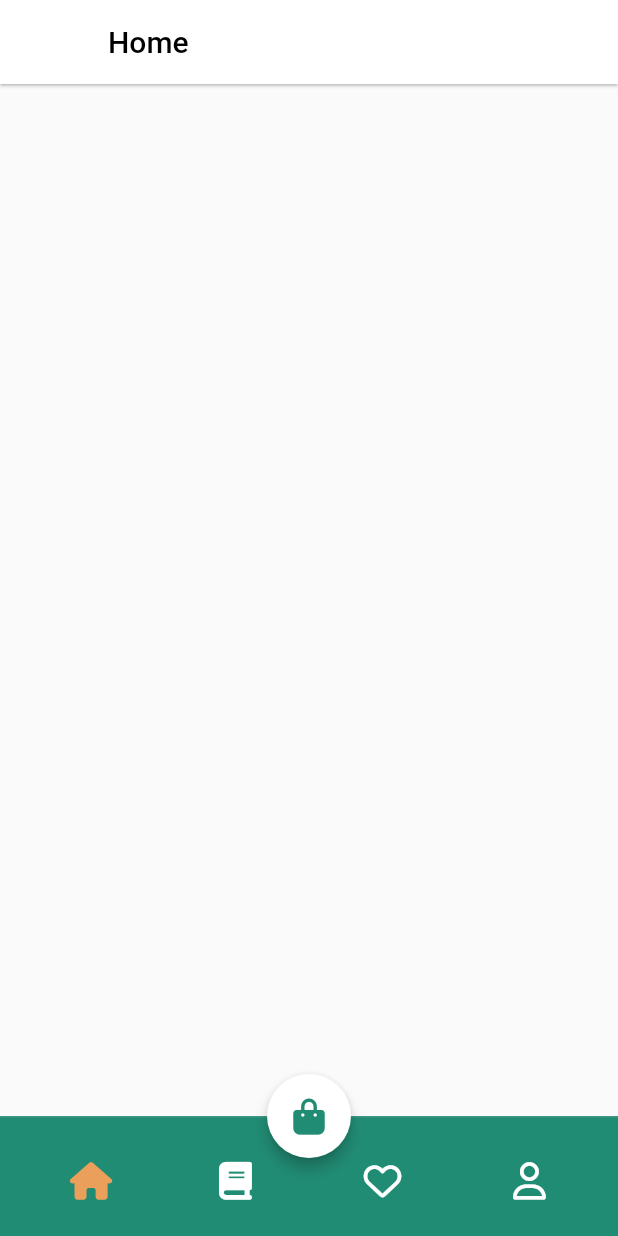
After one commit to levanthang23092002/Ecommerce, a Flutter app: the screen it shows after launch, after a tap on "Đăng nhập", on a phone screen of 412 x 824 dp. The commit adds this screen. Run offline on Flutter 3.47's test engine with Material 2 defaults, Android fonts, the phone set to English and light mode, and no system bars; our stand-ins replace font_awesome_flutter.

Commit message:
add home

```diff
--- /dev/null
+++ b/mobile/lib/json/constant.dart
@@ -0,0 +1,11 @@
+import 'package:font_awesome_flutter/font_awesome_flutter.dart';
+
+List itemsTab = [
+  {"icon": FontAwesomeIcons.home, "size": 25.0},
+  {"icon": FontAwesomeIcons.book, "size": 25.0},
+  {"icon": FontAwesomeIcons.heart, "size": 25.0},
+  {"icon": FontAwesomeIcons.user, "size": 25.0},
+
+
+
+];
--- /dev/null
+++ b/mobile/lib/main.dart
@@ -0,0 +1,18 @@
+import 'package:flutter/material.dart';
+import 'package:mobile/pages/login.dart';
+
+void main(List<String> args) {
+  runApp(const MyApp());
+}
+
+class MyApp extends StatelessWidget {
+  const MyApp({super.key});
+
+  @override
+  Widget build(BuildContext context) {
+    return const MaterialApp(
+      debugShowCheckedModeBanner: false,
+      home: LoginPage(),
+    );
+  }
+}
--- a/mobile/lib/login.dart
+++ b/mobile/lib/pages/login.dart
@@ -1,30 +1,16 @@
-import 'package:mobile/signUp.dart';
+import 'package:mobile/pages/root-app.dart';
+import 'package:mobile/pages/signup.dart';
 import 'package:flutter/material.dart';
+import 'package:mobile/theme/colors.dart';
 
-void main() {
-  runApp(const MyApp());
+class LoginPage extends StatefulWidget {
+  const LoginPage({super.key});
+
+  @override
+  State<LoginPage> createState() => _LoginPage();
 }
 
-class MyApp extends StatelessWidget {
-  const MyApp({super.key});
-
-  @override
-  Widget build(BuildContext context) {
-    return const MaterialApp(
-      debugShowCheckedModeBanner: false,
-      home: MyHomePage(),
-    );
-  }
-}
-
-class MyHomePage extends StatefulWidget {
-  const MyHomePage({super.key});
-
-  @override
-  State<MyHomePage> createState() => _MyHomePage();
-}
-
-class _MyHomePage extends State<MyHomePage> {
+class _LoginPage extends State<LoginPage> {
   final TextEditingController _emailController = TextEditingController();
   final TextEditingController _passController = TextEditingController();
 
@@ -96,7 +82,7 @@ class _MyHomePage extends State<MyHomePage> {
                   style: TextStyle(
                       decoration: TextDecoration.underline,
                       fontSize: 16,
-                      color: Color.fromARGB(255, 16, 200, 22)),
+                      color: palm),
                 ),
                 onTap: () {
                   Navigator.push(context,
@@ -109,7 +95,7 @@ class _MyHomePage extends State<MyHomePage> {
                     top: 50, left: 40, right: 40, bottom: 20),
                 child: ElevatedButton(
                     style: ElevatedButton.styleFrom(
-                      backgroundColor: const Color.fromARGB(255, 16, 200, 22),
+                      backgroundColor: palm,
                     ),
                     onPressed: onSignInclicked,
                     child: const SizedBox(
@@ -138,7 +124,7 @@ class _MyHomePage extends State<MyHomePage> {
                     style: TextStyle(
                         decoration: TextDecoration.underline,
                         fontSize: 16,
-                        color: Color.fromARGB(255, 16, 200, 22)),
+                        color: palm),
                   ),
                   onTap: () {
                     Navigator.push(
@@ -242,5 +228,8 @@ class _MyHomePage extends State<MyHomePage> {
     );
   }
 
-  void onSignInclicked() {}
+  void onSignInclicked() {
+    Navigator.push(
+        context, MaterialPageRoute(builder: (context) => const RootApp()));
+  }
 }
--- /dev/null
+++ b/mobile/lib/pages/root-app.dart
@@ -0,0 +1,125 @@
+import 'package:flutter/material.dart';
+import 'package:mobile/json/constant.dart';
+import 'package:mobile/pages/home.dart';
+import 'package:mobile/theme/colors.dart';
+import 'package:font_awesome_flutter/font_awesome_flutter.dart';
+
+class RootApp extends StatefulWidget {
+  const RootApp({super.key});
+
+  @override
+  State<RootApp> createState() => _RootAppState();
+}
+
+class _RootAppState extends State<RootApp> {
+  int activeTab = 0;
+  AppBar? appbar;
+  @override
+  Widget build(BuildContext context) {
+    Size size = MediaQuery.of(context).size;
+
+    return Scaffold(
+      appBar: getAppBar(),
+      bottomNavigationBar: getFooter(),
+      floatingActionButton: FloatingActionButton(
+        elevation: 4.0,
+        backgroundColor: white,
+        onPressed: () {
+          Navigator.push(
+              context, MaterialPageRoute(builder: (context) => const Card()));
+        },
+        child: const Icon(
+          FontAwesomeIcons.shoppingBag,
+          color: palm,
+        ),
+      ),
+      floatingActionButtonLocation: FloatingActionButtonLocation.centerDocked,
+      body: getBody(),
+    );
+  }
+
+  PreferredSizeWidget? getAppBar() {
+    switch (activeTab) {
+      case 0:
+        return AppBar(
+          elevation: 0.8,
+          backgroundColor: white,
+          title: const Text(
+            "Home",
+            style: TextStyle(color: black),
+          ),
+        );
+
+      case 1:
+        {
+          return AppBar(
+            elevation: 0.8,
+            backgroundColor: palm,
+            title: const Text(
+              "Category",
+              style: TextStyle(color: black),
+            ),
+            leading: IconButton(
+              icon: Image.asset('asset/images/logo_bookstore.png'),
+              onPressed: () {
+                Navigator.push(context,
+                    MaterialPageRoute(builder: (context) => const home()));
+              },
+            ),
+          );
+        }
+      case 2:
+        return AppBar(
+          elevation: 0.8,
+          backgroundColor: white,
+          title: const Text(
+            "Favourite",
+            style: TextStyle(color: black),
+          ),
+        );
+
+      case 3:
+        return AppBar(
+          elevation: 0.8,
+          backgroundColor: white,
+          title: const Text(
+            "Acount",
+            style: TextStyle(color: black),
+          ),
+        );
+    }
+    return null;
+  }
+
+  Widget getBody() {
+    return const SingleChildScrollView();
+  }
+
+  Widget getFooter() {
+    return Container(
+      height: 80,
+      decoration: BoxDecoration(
+          color: palm,
+          border: Border(top: BorderSide(color: grey.withOpacity(0.2)))),
+      child: Padding(
+        padding: const EdgeInsets.only(left: 10, right: 10, top: 5),
+        child: Row(
+          mainAxisAlignment: MainAxisAlignment.spaceAround,
+          children: List.generate(itemsTab.length, (index) {
+            return IconButton(
+                onPressed: () {
+                  setState(() {
+                    activeTab = index;
+                  });
+                },
+                icon: Icon(
+                  itemsTab[index]["icon"],
+                  size: itemsTab[index]["size"],
+                  color: activeTab == index ? accent : white,
+                ));
+          }),
+        ),
+      ),
+    );
+  }
+}
--- a/mobile/lib/signUp.dart
+++ b/mobile/lib/pages/signup.dart
@@ -1,4 +1,5 @@
 import 'package:flutter/material.dart';
+import 'package:mobile/theme/colors.dart';
 
 class signUp extends StatelessWidget {
   const signUp({super.key});
@@ -70,7 +71,7 @@ class signUp extends StatelessWidget {
                     const EdgeInsets.symmetric(horizontal: 40, vertical: 70),
                 child: ElevatedButton(
                     style: ElevatedButton.styleFrom(
-                      backgroundColor: const Color.fromARGB(255, 16, 200, 22),
+                      backgroundColor: palm,
                     ),
                     onPressed: () {
                       Navigator.pop(context);
--- a/mobile/pubspec.yaml
+++ b/mobile/pubspec.yaml
@@ -35,6 +35,8 @@ dependencies:
   # The following adds the Cupertino Icons font to your application.
   # Use with the CupertinoIcons class for iOS style icons.
   cupertino_icons: ^1.0.2
+  http: ^1.1.0
+  font_awesome_flutter: ^10.6.0
 
 dev_dependencies:
   flutter_test:
```
Also changed, not shown: mobile/lib/pages/acount.dart (added, +23 -0 lines), mobile/lib/pages/cart.dart (added, +24 -0 lines), mobile/lib/pages/home.dart (added, +56 -0 lines), mobile/lib/theme/colors.dart (added, +49 -0 lines), mobile/asset/images/logo_bookstore.png (added), mobile/pubspec.lock, 1 other file.
